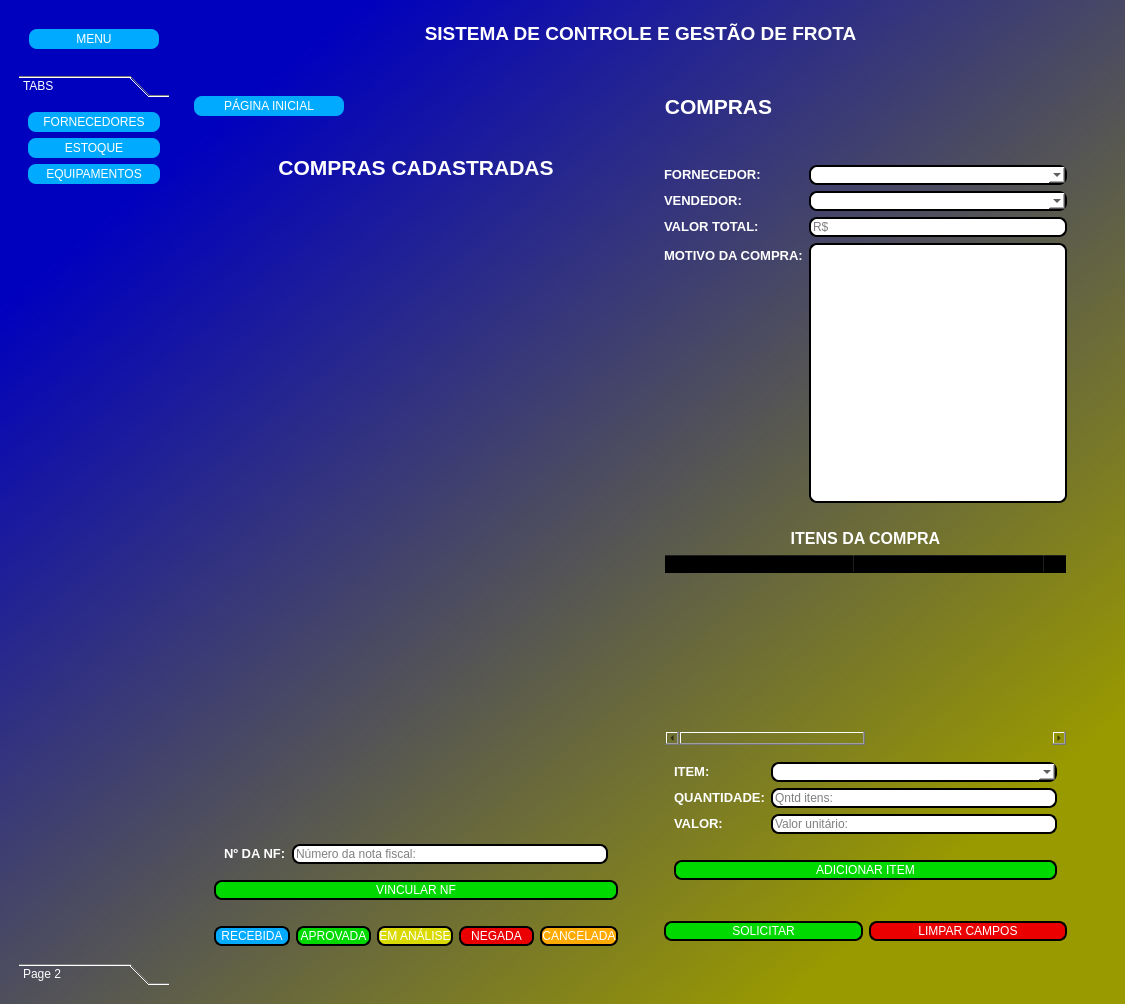
ErivaldoJunior02/Controle-de-frota, file new_main_window.ui: the form before one commit.
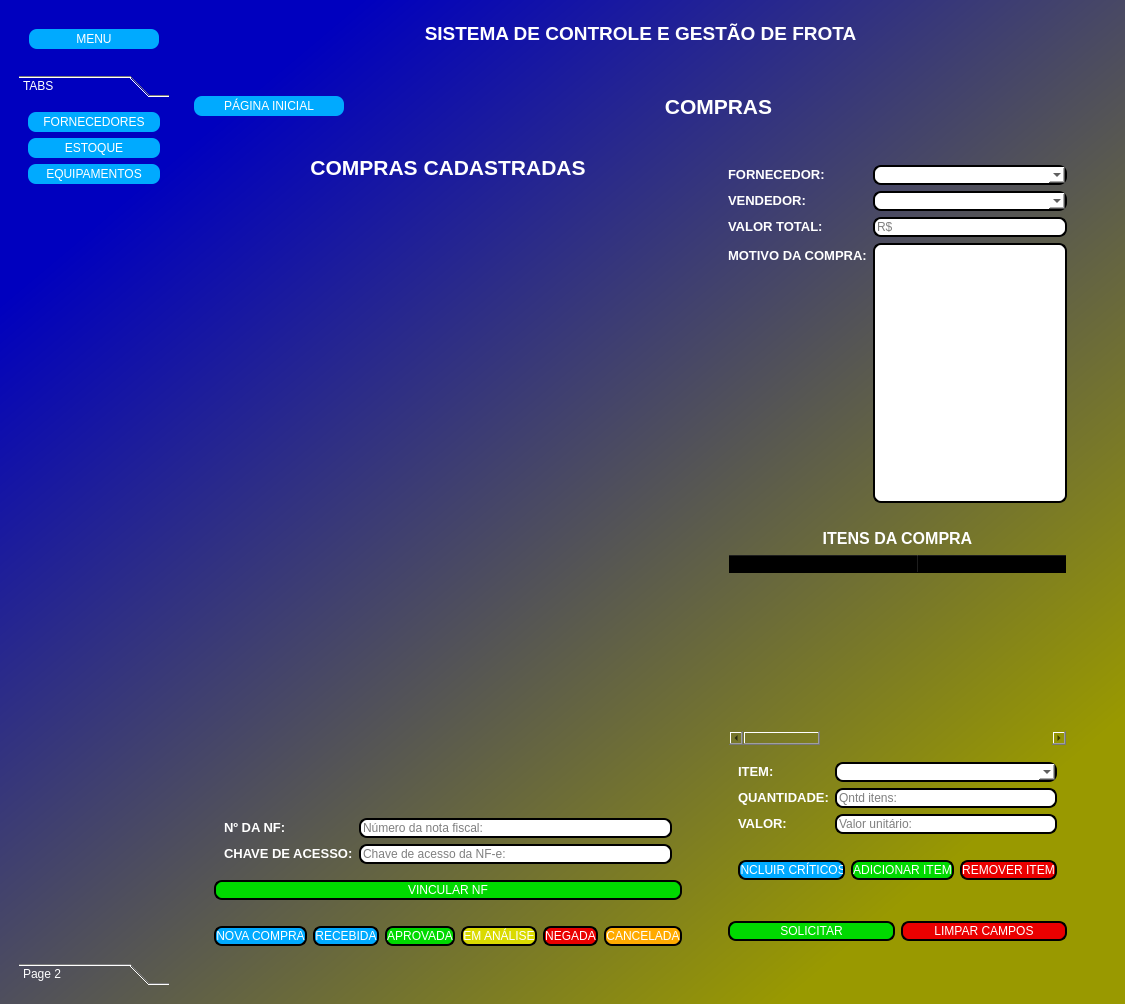
The form after the commit. The open tabs and pages were chosen to show the change.

The edit to the form file:
```diff
--- a/new_main_window.ui
+++ b/new_main_window.ui
@@ -13,9 +13,15 @@
   <property name="windowTitle">
    <string>SCGF - Sistema de controle e gestão de frota</string>
   </property>
+  <property name="autoFillBackground">
+   <bool>false</bool>
+  </property>
   <property name="styleSheet">
    <string notr="true">background-color: qlineargradient(spread:pad, x1:0.188, y1:0.125, x2:0.863682, y2:0.841, stop:0 rgba(0, 0, 191, 255), stop:1 rgba(153, 153, 0, 255));</string>
   </property>
+  <property name="tabShape">
+   <enum>QTabWidget::Rounded</enum>
+  </property>
   <widget class="QWidget" name="fundo">
    <property name="styleSheet">
     <string notr="true"/>
@@ -4499,6 +4505,25 @@
                          </property>
                         </widget>
                        </item>
+                       <item row="1" column="0">
+                        <widget class="QLabel" name="lbl_compras_cadastro_nf_chave">
+                         <property name="text">
+                          <string>&lt;html&gt;&lt;head/&gt;&lt;body&gt;&lt;p&gt;&lt;span style=&quot; font-size:10pt; font-weight:600; color:#ffffff;&quot;&gt;CHAVE DE ACESSO:&lt;/span&gt;&lt;/p&gt;&lt;/body&gt;&lt;/html&gt;</string>
+                         </property>
+                        </widget>
+                       </item>
+                       <item row="1" column="1">
+                        <widget class="QLineEdit" name="edit_compras_cadastro_nf_chave">
+                         <property name="styleSheet">
+                          <string notr="true">border-radius: 8px;
+border:  2px solid black;
+background-color: rgb(255, 255, 255);</string>
+                         </property>
+                         <property name="placeholderText">
+                          <string>Chave de acesso da NF-e:</string>
+                         </property>
+                        </widget>
+                       </item>
                       </layout>
                      </widget>
                     </item>
@@ -4533,6 +4558,25 @@
                     <enum>QFrame::Raised</enum>
                    </property>
                    <layout class="QHBoxLayout" name="horizontalLayout_38">
+                    <item>
+                     <widget class="QPushButton" name="btn_compras_nova_compra">
+                      <property name="minimumSize">
+                       <size>
+                        <width>0</width>
+                        <height>20</height>
+                       </size>
+                      </property>
+                      <property name="styleSheet">
+                       <string notr="true">background-color: rgb(0, 170, 255);
+color: rgb(255, 255, 255);
+border-radius: 8px;
+border: 2px solid black;</string>
+                      </property>
+                      <property name="text">
+                       <string>NOVA COMPRA</string>
+                      </property>
+                     </widget>
+                    </item>
                     <item>
                      <widget class="QPushButton" name="btn_compras_set_recebida">
                       <property name="minimumSize">
@@ -4860,6 +4904,25 @@
                        <enum>QFrame::Raised</enum>
                       </property>
                       <layout class="QHBoxLayout" name="horizontalLayout_37">
+                       <item>
+                        <widget class="QPushButton" name="btn_compras_itens_incluir_criticos">
+                         <property name="minimumSize">
+                          <size>
+                           <width>0</width>
+                           <height>20</height>
+                          </size>
+                         </property>
+                         <property name="styleSheet">
+                          <string notr="true">background-color: rgb(0, 170, 255);
+color: rgb(255, 255, 255);
+border-radius: 8px;
+border: 2px solid black;</string>
+                         </property>
+                         <property name="text">
+                          <string>INCLUIR CRÍTICOS</string>
+                         </property>
+                        </widget>
+                       </item>
                        <item>
                         <widget class="QPushButton" name="btn_compras_itens_add">
                          <property name="minimumSize">
@@ -4879,6 +4942,25 @@
                          </property>
                         </widget>
                        </item>
+                       <item>
+                        <widget class="QPushButton" name="btn_compras_itens_remover">
+                         <property name="minimumSize">
+                          <size>
+                           <width>0</width>
+                           <height>20</height>
+                          </size>
+                         </property>
+                         <property name="styleSheet">
+                          <string notr="true">color: rgb(255, 255, 255);
+border-radius: 8px;
+border: 2px solid black;
+background-color: rgb(234, 0, 0);</string>
+                         </property>
+                         <property name="text">
+                          <string>REMOVER ITEM</string>
+                         </property>
+                        </widget>
+                       </item>
                       </layout>
                      </widget>
                     </item>
```
Left out of the diff: 179 changed lines with no effect on the pictures.
